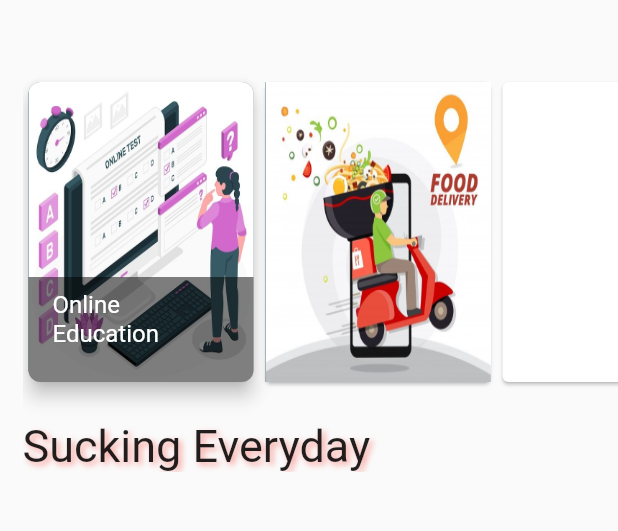
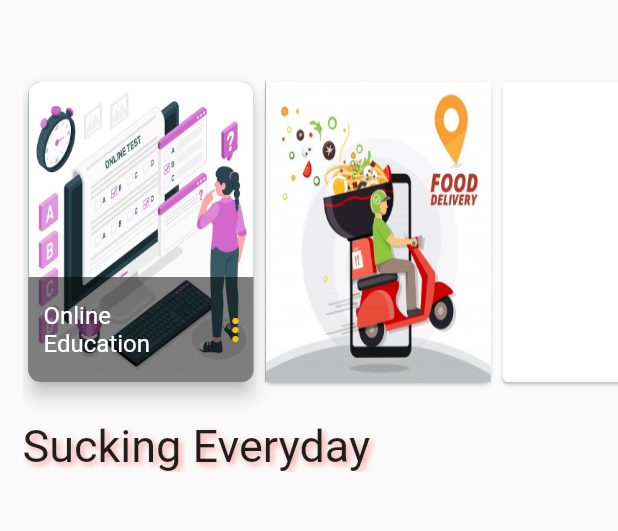
Before and after one commit to Success-Technology/Flutter-UI-Templates, a Flutter app: the screen it shows after launch, on a phone screen of 412 x 824 dp, the part 140-671 px from its top. Run offline on Flutter 3.47's test engine with Material 2 defaults, Android fonts, the phone set to English and light mode, and no system bars.

Commit message:
Setting Up

```diff
--- a/uitemplates/lib/main.dart
+++ b/uitemplates/lib/main.dart
@@ -72,8 +72,30 @@ class MainScreen extends StatelessWidget {
                                 decoration: BoxDecoration(
                                 color:Colors.black.withOpacity(0.5),
                                 borderRadius:const BorderRadius.vertical(bottom: Radius.circular(8))),
-                                child: ListTile(title: Text('Online Education',style:TextStyle(color:Colors.white)))
-                              )
+                                child: Row(
+                                   mainAxisAlignment: MainAxisAlignment.center,
+                                  children: [
+                                    SizedBox(width:10),
+                                    Expanded(child: Text('Online Education',style:TextStyle(color:Colors.white,fontSize: 16))),
+                                    PopupMenuButton(
+
+                                      child: Icon(Icons.more_vert,color:Colors.amber),
+
+                                      onSelected: (index){},
+                                      padding: const EdgeInsets.all(0),
+                                      itemBuilder:(context)=> [
+                                          PopupMenuItem(
+                                            value: 0,
+                                            child: Text("Copy Code")
+
+
+                                          )]
+
+                                     )]
+
+
+
+                              ))
 
                             ],
                             ),
```
